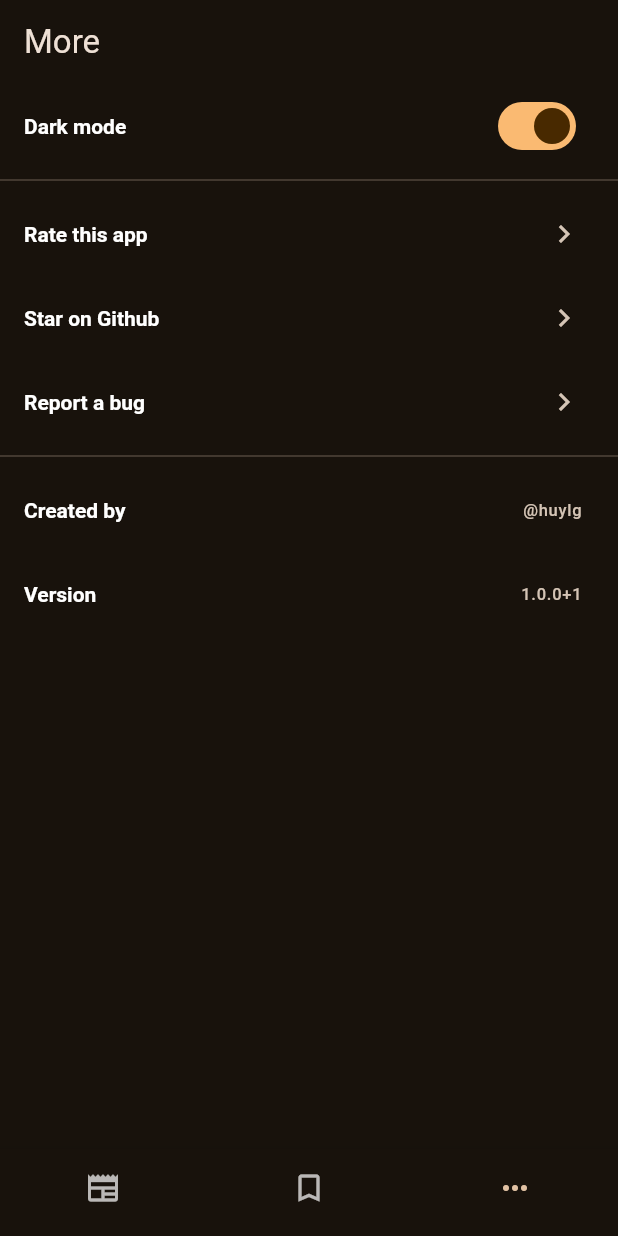
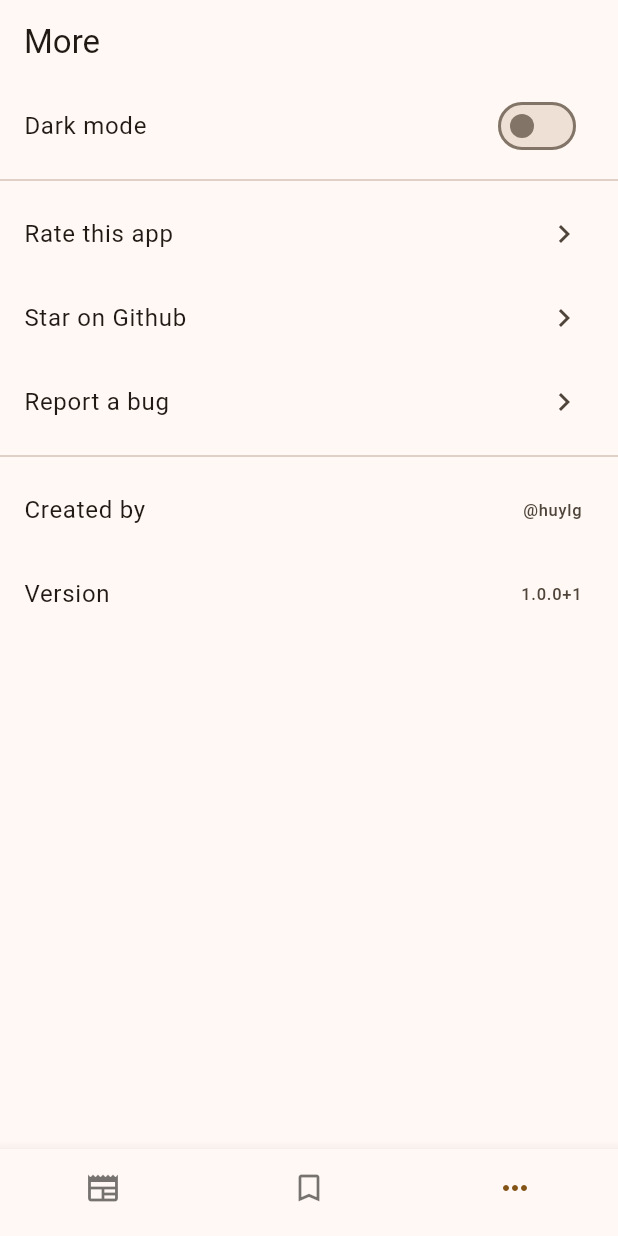
Before and after one commit to huylg/hacker_news, a Flutter app: the screen it shows after launch, item 3 of the bottom bar chosen, after a tap on "Dark mode", on a phone screen of 412 x 824 dp. Run offline on Flutter 3.47's test engine with Material 2 defaults, Android fonts, the phone set to English and light mode, and no system bars; our stand-ins replace freezed_annotation, go_router, package_info_plus, share_plus, shared_preferences; network calls fail.

Commit message:
--wip-- [skip ci]

```diff
--- a/lib/bookmarks/bookmarks_page.dart
+++ b/lib/bookmarks/bookmarks_page.dart
@@ -6,8 +6,7 @@ class BookmarksPage extends StatelessWidget {
   const BookmarksPage({super.key});
 
   @override
-  Widget build(BuildContext context) {
-    return Scaffold(
+  Widget build(BuildContext context) => Scaffold(
         bottomNavigationBar: const MyBottomNavigationbar(),
         appBar: AppBar(
           title: const Text('Bookmarks'),
@@ -15,4 +14,3 @@ class BookmarksPage extends StatelessWidget {
         body: const BookmarksView(),
       );
 }
-}
--- /dev/null
+++ b/lib/brightness_change_notifier.dart
@@ -0,0 +1,12 @@
+import 'package:flutter/material.dart';
+
+class BrightnessChangeNotifier extends ChangeNotifier {
+  var _brightness = Brightness.dark;
+
+  Brightness get brightness => _brightness;
+
+  set brightness(Brightness value) {
+    _brightness = value;
+    notifyListeners();
+  }
+}
--- a/lib/main.dart
+++ b/lib/main.dart
@@ -1,15 +1,17 @@
 import 'package:async/async.dart';
 import 'package:flutter/material.dart';
 import 'package:go_router/go_router.dart';
+import 'package:hacker_news/brightness_change_notifier.dart';
+import 'package:hacker_news/repositories/bookmarks_repository.dart';
+import 'package:hacker_news/repositories/stories_top_repository.dart';
 import 'package:hacker_news/router.dart';
 import 'package:package_info_plus/package_info_plus.dart';
+import 'package:provider/provider.dart';
 
 final packageInfoCahed = AsyncMemoizer<PackageInfo>();
 final _router = GoRouter(routes: $appRoutes);
 
-void main() async {
-  WidgetsFlutterBinding.ensureInitialized();
-  await packageInfoCahed.runOnce(() => PackageInfo.fromPlatform());
+void main() {
   runApp(const App());
 }
 
@@ -17,19 +19,24 @@ class App extends StatelessWidget {
   const App({super.key});
 
   @override
-  Widget build(BuildContext context) => MaterialApp.router(
+  Widget build(BuildContext context) {
+    final bookmarksRepository = BookmarksRepository();
+
+    return MultiProvider(
+      providers: [
+        ChangeNotifierProvider(create: (_) => BrightnessChangeNotifier()),
+        Provider(create: (_) => bookmarksRepository),
+        Provider(create: (_) => StoriesTopRepository(bookmarksRepository)),
+      ],
+      builder: (context, __) => MaterialApp.router(
         title: 'Hacker News',
         theme: ThemeData(
           useMaterial3: true,
           colorSchemeSeed: Colors.orangeAccent,
-          brightness: Brightness.dark,
-          listTileTheme: const ListTileThemeData(
-            titleTextStyle: TextStyle(
-              fontSize: 14,
-              fontWeight: FontWeight.bold,
-            ),
-          ),
+          brightness: context.watch<BrightnessChangeNotifier>().brightness,
         ),
         routerConfig: _router,
-      );
+      ),
+    );
+  }
 }
--- a/lib/models/story.dart
+++ b/lib/models/story.dart
@@ -11,10 +11,11 @@ class Story with _$Story {
     required int id,
     List<int>? kids,
     required int score,
-    // required DateTime time,
+    int? time,
     required String title,
     String? url,
     required String type,
+    @Default(false) bool isFavorite,
   }) = _Story;
 
   factory Story.fromJson(Map<String, dynamic> json) => _$StoryFromJson(json);
--- a/lib/more/more_page.dart
+++ b/lib/more/more_page.dart
@@ -1,6 +1,8 @@
 import 'package:flutter/material.dart';
+import 'package:hacker_news/brightness_change_notifier.dart';
 import 'package:hacker_news/main.dart';
 import 'package:hacker_news/my_bottom_navigation_bar.dart';
+import 'package:provider/provider.dart';
 import 'package:url_launcher/url_launcher_string.dart';
 
 class MorePage extends StatelessWidget {
@@ -16,7 +18,9 @@ class MorePage extends StatelessWidget {
       body: ListView(children: [
         SwitchListTile(
           value: Theme.of(context).brightness == Brightness.dark,
-          onChanged: (value) {},
+          onChanged: (value) => context
+              .read<BrightnessChangeNotifier>()
+              .brightness = value ? Brightness.dark : Brightness.light,
           title: const Text('Dark mode'),
         ),
         const Divider(),
@@ -27,11 +31,13 @@ class MorePage extends StatelessWidget {
         ListTile(
           title: const Text('Star on Github'),
           trailing: const Icon(Icons.chevron_right),
-          onTap: () => launchUrlString(''),
+          onTap: () => launchUrlString('https://github.com/huylg/hacker_news'),
         ),
-        const ListTile(
-          title: Text('Report a bug'),
-          trailing: Icon(Icons.chevron_right),
+        ListTile(
+          title: const Text('Report a bug'),
+          trailing: const Icon(Icons.chevron_right),
+          onTap: () => launchUrlString(
+              'https://github.com/huylg/hacker_news/issues/new'),
         ),
         const Divider(),
         ListTile(
--- a/lib/repositories/bookmarks_repository.dart
+++ b/lib/repositories/bookmarks_repository.dart
@@ -31,5 +31,3 @@ class BookmarksRepository {
                   .toList() ??
               <String>[]));
 }
-
-final bookmarksRepository = BookmarksRepository();
--- a/lib/repositories/stories_top_repository.dart
+++ b/lib/repositories/stories_top_repository.dart
@@ -2,10 +2,14 @@ import 'dart:convert';
 
 import 'package:async/async.dart';
 import 'package:hacker_news/models/stories_pagination.dart';
+import 'package:hacker_news/repositories/bookmarks_repository.dart';
 import 'package:hacker_news/repositories/story_fetch.dart';
 import 'package:http/http.dart' as http;
 
 class StoriesTopRepository {
+  StoriesTopRepository(this.bookmarksRepository);
+
+  final BookmarksRepository bookmarksRepository;
   var _cached = AsyncMemoizer<List<int>>();
 
   Future<List<int>> _fetchStoriesId() => _cached.runOnce(() => http
@@ -38,8 +42,18 @@ class StoriesTopRepository {
   }
 
   Future<StoriesPagination> fetchTopStories() async {
-    final storiesId = await _fetchStoriesId();
-    final stories = await Future.wait(storiesId.take(30).map(storyFetch));
+    final (storiesId, bookmarks) = await (
+      _fetchStoriesId(),
+      bookmarksRepository
+          .bookmarksFetch()
+          .then((value) => value.map((e) => e.id))
+          .then((value) => value.toSet())
+    ).wait;
+
+    final stories = await Future.wait(storiesId.take(30).map(storyFetch))
+        .then((value) =>
+            value.map((e) => e.copyWith(isFavorite: bookmarks.contains(e.id))))
+        .then((value) => value.toList());
 
     return (
       stories: stories,
@@ -48,5 +62,3 @@ class StoriesTopRepository {
     );
   }
 }
-
-final storiesTopRepository = StoriesTopRepository();
--- a/pubspec.yaml
+++ b/pubspec.yaml
@@ -8,6 +8,7 @@ environment:
 
 dependencies:
   async: ^2.11.0
+  collection: ^1.17.1
   cupertino_icons: ^1.0.2
   flutter:
     sdk: flutter
@@ -16,6 +17,7 @@ dependencies:
   http: ^1.1.0
   json_annotation: ^4.8.1
   package_info_plus: ^4.0.2
+  provider: ^6.0.5
   share_plus: ^7.0.2
   shared_preferences: ^2.2.0
   url_launcher: ^6.1.12
```
Also changed, not shown: lib/bookmarks/bookmark_list_view.dart (added, +50 -0 lines), lib/bookmarks/bookmarks_view.dart (+5 -16 lines), lib/stories/stories_page.dart (+2 -0 lines), lib/stories/stories_top_list_view.dart (+7 -1 lines), lib/stories/stories_top_view.dart (+2 -0 lines), lib/stories/story_item.dart (+34 -5 lines), lib/story/story_page.dart (added, +80 -0 lines), lib/timeago.dart (added, +17 -0 lines), lib/models/story.freezed.dart, lib/models/story.g.dart, pubspec.lock, 2 other files. Lines whose indentation alone changed are shown as unchanged.
